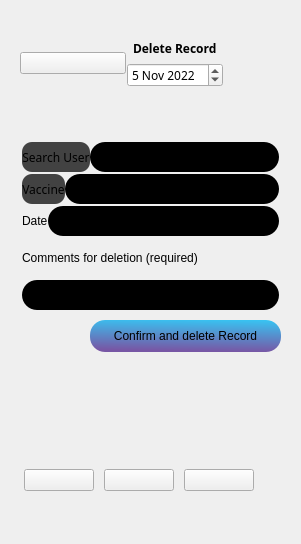
This is MyCovidRecord/deletevaccinerecord.ui in gagabon501/cs106-2 as Qt 5 draws it before an edit. The edited form follows.
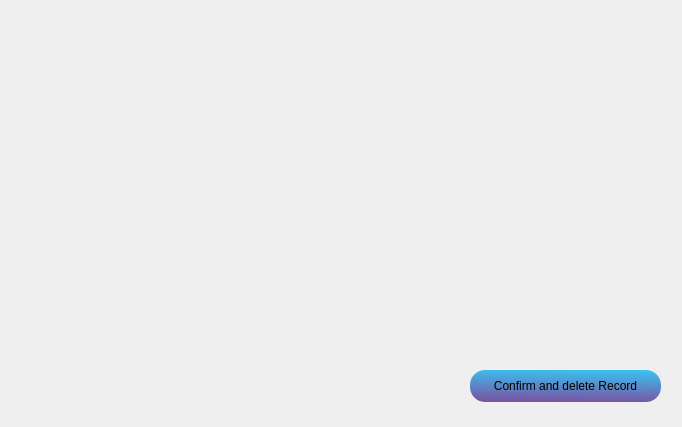
This is the edited form. Icons and pictures are not drawn.

Diff of the .ui file:
```diff
--- a/MyCovidRecord/deletevaccinerecord.ui
+++ b/MyCovidRecord/deletevaccinerecord.ui
@@ -6,8 +6,8 @@
    <rect>
     <x>0</x>
     <y>0</y>
-    <width>301</width>
-    <height>544</height>
+    <width>682</width>
+    <height>427</height>
    </rect>
   </property>
   <property name="windowTitle">
@@ -17,8 +17,8 @@
    <widget class="QPushButton" name="createRecord">
     <property name="geometry">
      <rect>
-      <x>90</x>
-      <y>320</y>
+      <x>470</x>
+      <y>370</y>
       <width>191</width>
       <height>32</height>
      </rect>
@@ -31,383 +31,6 @@
      <string>Confirm and delete Record</string>
     </property>
    </widget>
-   <widget class="QWidget" name="horizontalLayoutWidget">
-    <property name="geometry">
-     <rect>
-      <x>20</x>
-      <y>430</y>
-      <width>241</width>
-      <height>101</height>
-     </rect>
-    </property>
-    <layout class="QHBoxLayout" name="horizontalLayout">
-     <item>
-      <widget class="QPushButton" name="myRecordsMenu">
-       <property name="maximumSize">
-        <size>
-         <width>70</width>
-         <height>16777215</height>
-        </size>
-       </property>
-       <property name="styleSheet">
-        <string notr="true">background-color: none;
-
-</string>
-       </property>
-       <property name="text">
-        <string/>
-       </property>
-       <property name="icon">
-        <iconset resource="resources/mycovidrecord.qrc">
-         <normaloff>:/images/images/5810431-07 1_Info.png</normaloff>:/images/images/5810431-07 1_Info.png</iconset>
-       </property>
-       <property name="iconSize">
-        <size>
-         <width>70</width>
-         <height>70</height>
-        </size>
-       </property>
-      </widget>
-     </item>
-     <item>
-      <widget class="QPushButton" name="dashboardMenu">
-       <property name="maximumSize">
-        <size>
-         <width>70</width>
-         <height>16777215</height>
-        </size>
-       </property>
-       <property name="styleSheet">
-        <string notr="true">background-color: none;
-
-</string>
-       </property>
-       <property name="text">
-        <string/>
-       </property>
-       <property name="icon">
-        <iconset resource="resources/mycovidrecord.qrc">
-         <normaloff>:/images/images/5810431-08 1_Home.png</normaloff>:/images/images/5810431-08 1_Home.png</iconset>
-       </property>
-       <property name="iconSize">
-        <size>
-         <width>70</width>
-         <height>70</height>
-        </size>
-       </property>
-      </widget>
-     </item>
-     <item>
-      <widget class="QPushButton" name="QRcodeMenu">
-       <property name="maximumSize">
-        <size>
-         <width>70</width>
-         <height>16777215</height>
-        </size>
-       </property>
-       <property name="styleSheet">
-        <string notr="true">background-color: none;
-
-</string>
-       </property>
-       <property name="text">
-        <string/>
-       </property>
-       <property name="icon">
-        <iconset resource="resources/mycovidrecord.qrc">
-         <normaloff>:/images/images/5810431-09 1_qrcode.png</normaloff>:/images/images/5810431-09 1_qrcode.png</iconset>
-       </property>
-       <property name="iconSize">
-        <size>
-         <width>70</width>
-         <height>70</height>
-        </size>
-       </property>
-      </widget>
-     </item>
-    </layout>
-   </widget>
-   <widget class="QWidget" name="verticalLayoutWidget_3">
-    <property name="geometry">
-     <rect>
-      <x>20</x>
-      <y>140</y>
-      <width>261</width>
-      <height>185</height>
-     </rect>
-    </property>
-    <layout class="QVBoxLayout" name="verticalLayout_3">
-     <property name="spacing">
-      <number>0</number>
-     </property>
-     <property name="leftMargin">
-      <number>2</number>
-     </property>
-     <property name="topMargin">
-      <number>0</number>
-     </property>
-     <property name="rightMargin">
-      <number>2</number>
-     </property>
-     <property name="bottomMargin">
-      <number>12</number>
-     </property>
-     <item>
-      <layout class="QHBoxLayout" name="horizontalLayout_6">
-       <item>
-        <widget class="QPushButton" name="searchUser">
-         <property name="sizePolicy">
-          <sizepolicy hsizetype="Preferred" vsizetype="Preferred">
-           <horstretch>0</horstretch>
-           <verstretch>0</verstretch>
-          </sizepolicy>
-         </property>
-         <property name="maximumSize">
-          <size>
-           <width>16777215</width>
-           <height>30</height>
-          </size>
-         </property>
-         <property name="font">
-          <font>
-           <family>Raleway</family>
-          </font>
-         </property>
-         <property name="styleSheet">
-          <string notr="true">border-radius: 10px;
-background-color: rgb(66, 66, 66);
-</string>
-         </property>
-         <property name="text">
-          <string>Search User</string>
-         </property>
-        </widget>
-       </item>
-       <item>
-        <widget class="QLineEdit" name="searchUserForm_2">
-         <property name="maximumSize">
-          <size>
-           <width>16777215</width>
-           <height>30</height>
-          </size>
-         </property>
-         <property name="styleSheet">
-          <string notr="true">border-radius: 15px;
-background-color: #000;</string>
-         </property>
-        </widget>
-       </item>
-      </layout>
-     </item>
-     <item>
-      <layout class="QHBoxLayout" name="horizontalLayout_5">
-       <item>
-        <widget class="QPushButton" name="searchUser_2">
-         <property name="sizePolicy">
-          <sizepolicy hsizetype="Preferred" vsizetype="Preferred">
-           <horstretch>0</horstretch>
-           <verstretch>0</verstretch>
-          </sizepolicy>
-         </property>
-         <property name="maximumSize">
-          <size>
-           <width>16777215</width>
-           <height>30</height>
-          </size>
-         </property>
-         <property name="font">
-          <font>
-           <family>Raleway</family>
-          </font>
-         </property>
-         <property name="styleSheet">
-          <string notr="true">border-radius: 10px;
-background-color: rgb(66, 66, 66);
-</string>
-         </property>
-         <property name="text">
-          <string>Vaccine</string>
-         </property>
-        </widget>
-       </item>
-       <item>
-        <widget class="QLineEdit" name="searchUserForm">
-         <property name="maximumSize">
-          <size>
-           <width>16777215</width>
-           <height>30</height>
-          </size>
-         </property>
-         <property name="styleSheet">
-          <string notr="true">border-radius: 15px;
-background-color: #000;</string>
-         </property>
-        </widget>
-       </item>
-      </layout>
-     </item>
-     <item>
-      <layout class="QHBoxLayout" name="horizontalLayout_2">
-       <item>
-        <layout class="QHBoxLayout" name="horizontalLayout_3">
-         <item>
-          <widget class="QLabel" name="dateIn">
-           <property name="maximumSize">
-            <size>
-             <width>16777215</width>
-             <height>40</height>
-            </size>
-           </property>
-           <property name="styleSheet">
-            <string notr="true">background-color: none;</string>
-           </property>
-           <property name="text">
-            <string>Date</string>
-           </property>
-          </widget>
-         </item>
-         <item>
-          <widget class="QLineEdit" name="inputDateLine">
-           <property name="maximumSize">
-            <size>
-             <width>16777215</width>
-             <height>30</height>
-            </size>
-           </property>
-           <property name="styleSheet">
-            <string notr="true">border-radius: 15px;
-background-color: #000;</string>
-           </property>
-          </widget>
-         </item>
-        </layout>
-       </item>
-      </layout>
-     </item>
-     <item>
-      <layout class="QHBoxLayout" name="horizontalLayout_4">
-       <item>
-        <widget class="QLabel" name="dateIn_2">
-         <property name="maximumSize">
-          <size>
-           <width>16777215</width>
-           <height>40</height>
-          </size>
-         </property>
-         <property name="styleSheet">
-          <string notr="true">background-color: none;</string>
-         </property>
-         <property name="text">
-          <string>Comments for deletion (required)</string>
-         </property>
-        </widget>
-       </item>
-      </layout>
-     </item>
-     <item>
-      <widget class="QLineEdit" name="inputDateLine_2">
-       <property name="maximumSize">
-        <size>
-         <width>16777215</width>
-         <height>30</height>
-        </size>
-       </property>
-       <property name="styleSheet">
-        <string notr="true">border-radius: 15px;
-background-color: #000;</string>
-       </property>
-      </widget>
-     </item>
-    </layout>
-   </widget>
-   <widget class="QWidget" name="verticalLayoutWidget_2">
-    <property name="geometry">
-     <rect>
-      <x>110</x>
-      <y>40</y>
-      <width>131</width>
-      <height>47</height>
-     </rect>
-    </property>
-    <layout class="QVBoxLayout" name="verticalLayout_2">
-     <item alignment="Qt::AlignHCenter">
-      <widget class="QLabel" name="formHeader">
-       <property name="font">
-        <font>
-         <family>Raleway</family>
-         <bold>true</bold>
-        </font>
-       </property>
-       <property name="styleSheet">
-        <string notr="true">background-color: none;
-</string>
-       </property>
-       <property name="text">
-        <string>Delete Record</string>
-       </property>
-      </widget>
-     </item>
-     <item alignment="Qt::AlignHCenter">
-      <widget class="QDateEdit" name="dateEdit">
-       <property name="font">
-        <font>
-         <family>Raleway</family>
-        </font>
-       </property>
-       <property name="whatsThis">
-        <string>&lt;html&gt;&lt;head/&gt;&lt;body&gt;&lt;p align=&quot;center&quot;&gt;&lt;br/&gt;&lt;/p&gt;&lt;/body&gt;&lt;/html&gt;</string>
-       </property>
-       <property name="styleSheet">
-        <string notr="true">text-align: center;</string>
-       </property>
-       <property name="currentSection">
-        <enum>QDateTimeEdit::MonthSection</enum>
-       </property>
-       <property name="date">
-        <date>
-         <year>2022</year>
-         <month>11</month>
-         <day>5</day>
-        </date>
-       </property>
-      </widget>
-     </item>
-    </layout>
-   </widget>
-   <widget class="QWidget" name="verticalLayoutWidget">
-    <property name="geometry">
-     <rect>
-      <x>20</x>
-      <y>20</y>
-      <width>106</width>
-      <height>86</height>
-     </rect>
-    </property>
-    <layout class="QVBoxLayout" name="verticalLayout">
-     <item>
-      <widget class="QPushButton" name="accoutnAvatar">
-       <property name="styleSheet">
-        <string notr="true">background-color: none;
-
-</string>
-       </property>
-       <property name="text">
-        <string/>
-       </property>
-       <property name="icon">
-        <iconset resource="resources/mycovidrecord.qrc">
-         <normaloff>:/images/images/5810431-03.png</normaloff>:/images/images/5810431-03.png</iconset>
-       </property>
-       <property name="iconSize">
-        <size>
-         <width>70</width>
-         <height>70</height>
-        </size>
-       </property>
-      </widget>
-     </item>
-    </layout>
-   </widget>
   </widget>
  </widget>
  <resources>
```
